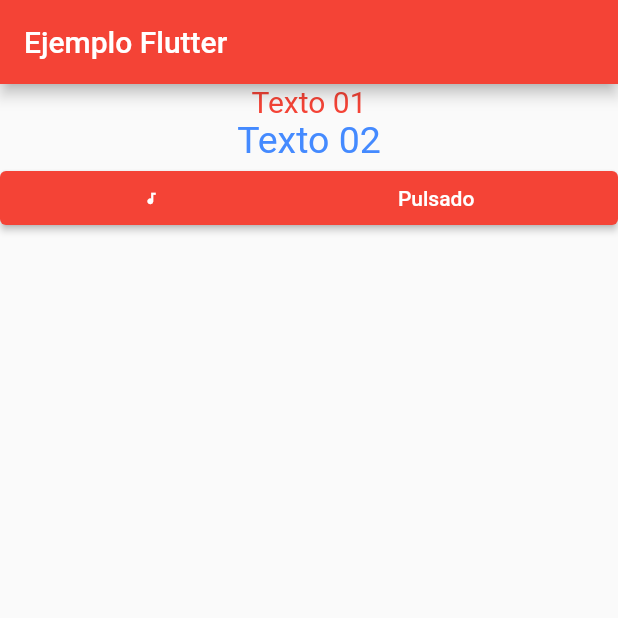
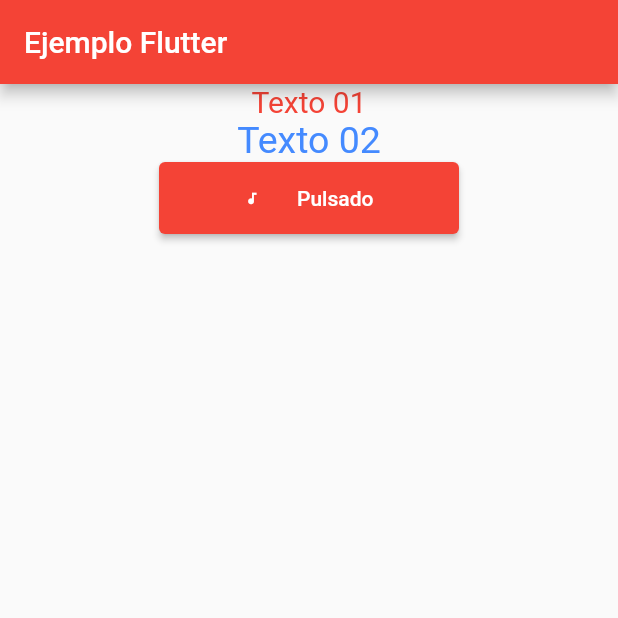
Before and after one commit to luissancar/flutter01, a Flutter app: the screen it shows after launch, after a tap on "Button", on a phone screen of 412 x 824 dp, the top half of it. Run offline on Flutter 3.47's test engine with Material 2 defaults, Android fonts, the phone set to English and light mode, and no system bars.

Commit message:
Update main.dart

```diff
--- a/lib/main.dart
+++ b/lib/main.dart
@@ -30,64 +30,51 @@ class MyHomePage extends StatefulWidget {
 }
 
 class _MyHomePageState extends State<MyHomePage> {
-
-  var textoButton="Button";
+  var textoButton = "Button";
 
   @override
   Widget build(BuildContext context) {
-    // This method is rerun every time setState is called, for instance as done
-    // by the _incrementCounter method above.
-    //
-    // The Flutter framework has been optimized to make rerunning build methods
-    // fast, so that you can just rebuild anything that needs updating rather
-    // than having to individually change instances of widgets.
     return Scaffold(
       appBar: AppBar(
-        // Here we take the value from the MyHomePage object that was created by
-        // the App.build method, and use it to set our appbar title.
         title: Text(widget.title),
       ),
       body: Center(
-        // Center is a layout widget. It takes a single child and positions it
-        // in the middle of the parent.
         child: Column(
-
           children: [
-            Text("Texto 01",style:TextStyle(color:Colors.red,fontSize:20)),
-            Text("Texto 02",style:TextStyle(color:Colors.blueAccent,fontSize:25)),
+            const Text("Texto 01",
+                style: TextStyle(color: Colors.red, fontSize: 20)),
+            const Text("Texto 02",
+                style: TextStyle(color: Colors.blueAccent, fontSize: 25)),
             ElevatedButton(
-
-              child:
-                  Row(
-                    mainAxisAlignment: MainAxisAlignment.spaceAround,
-                    children:
-                      [
-                        Icon(
-                            Icons.audiotrack,
-                            size:10,
+              style: ButtonStyle(
+                  maximumSize:
+                      MaterialStateProperty.all(const Size(200.0, 100.0))),
+              child: Padding(
+                  padding: const EdgeInsets.all(16.0),
+                  child: Row(
+                      mainAxisAlignment: MainAxisAlignment.spaceEvenly,
+                      children: [
+                        const Icon(
+                          Icons.audiotrack,
+                          size: 10,
                         ),
                         Text(textoButton)
-                      ]
-                  ),
-
+                      ])),
               onPressed: () {
+                // ignore: avoid_print
                 print('Pressed');
                 setState(() {
-                  // This call to setState tells the Flutter framework that something has
-                  // changed in this State, which causes it to rerun the build method below
-                  // so that the display can reflect the updated values. If we changed
-                  // _counter without calling setState(), then the build method would not be
-                  // called again, and so nothing would appear to happen.
-                  textoButton="Pulsado";
+                  if (textoButton == "Pulsado") {
+                    textoButton = "Pulsar";
+                  } else {
+                    textoButton = "Pulsado";
+                  }
                 });
-
-              },)
-
-
+              },
+            )
           ],
         ),
       ),
-      // This trailing comma makes auto-formatting nicer for build methods.
     );
   }
 }
```
